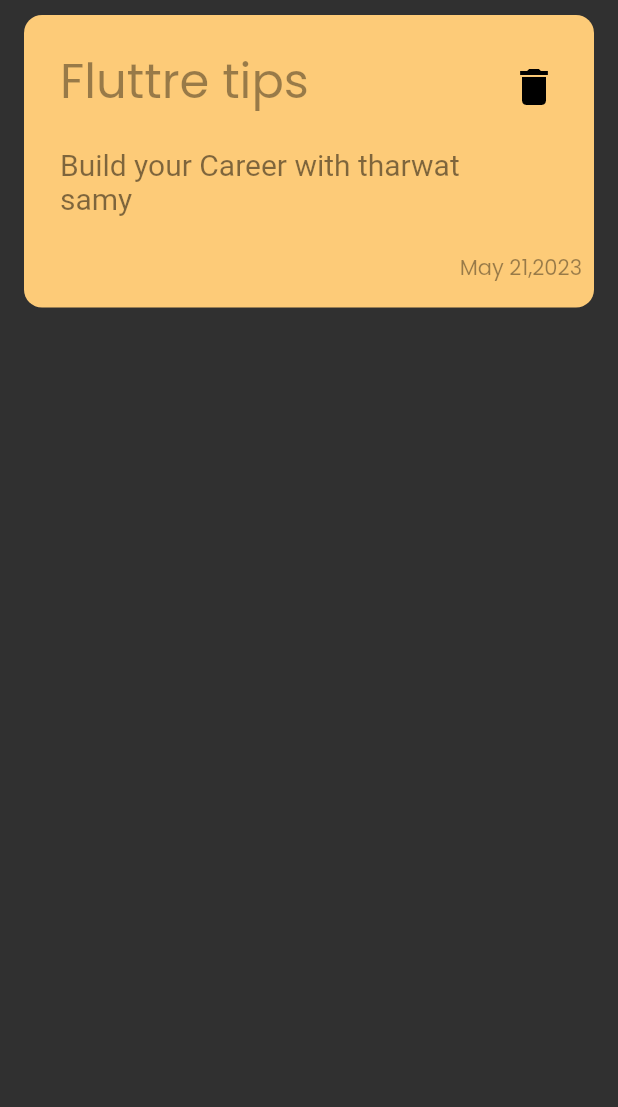
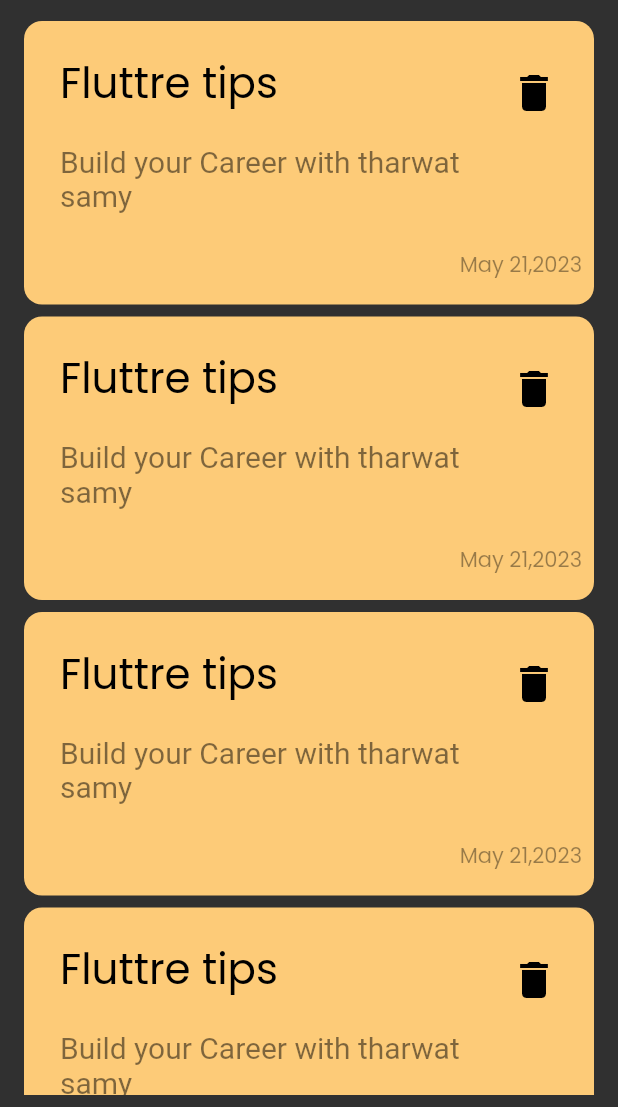
Before and after one commit to Awad-Safwat/notes_app, a Flutter app: the screen it shows after launch, on a phone screen of 412 x 824 dp, the part 129-1236 px from its top. Run offline on Flutter 3.47's test engine with Material 2 defaults, Android fonts, the phone set to English and light mode, and no system bars; Roboto replaces fonts that are missing (assets/fonts/Poppins).

Commit message:
created notes Listview

```diff
--- a/lib/custome_widgets/item_node.dart
+++ b/lib/custome_widgets/item_node.dart
@@ -19,13 +19,11 @@ class ItemNode extends StatelessWidget {
           crossAxisAlignment: CrossAxisAlignment.end,
           children: [
             ListTile(
-              title: Text(
-                'Fluttre tips',
-                style:
-                 TextStyle( color : Colors.transparent.withOpacity(0.4),
-                  fontSize: 32,)
-              ),
-
+              title: Text('Fluttre tips',
+                  style: TextStyle(
+                    color: Colors.black,
+                    fontSize: 28,
+                  )),
               subtitle: Padding(
                 padding: const EdgeInsets.symmetric(vertical: 20),
                 child: Text(
--- /dev/null
+++ b/lib/custome_widgets/notes_listview.dart
@@ -0,0 +1,28 @@
+import 'package:flutter/cupertino.dart';
+
+import 'item_node.dart';
+
+class NotesListView extends StatelessWidget {
+  const NotesListView({
+    super.key,
+  });
+
+  @override
+  Widget build(BuildContext context) {
+    return Expanded(
+      child: Padding(
+        padding: const EdgeInsets.only(bottom: 8),
+        child: ListView.builder(
+          padding: EdgeInsets.zero,
+          itemCount: 100,
+          itemBuilder: (context, index) {
+            return Padding(
+              padding: const EdgeInsets.symmetric(vertical: 4),
+              child: const ItemNode(),
+            );
+          },
+        ),
+      ),
+    );
+  }
+}
--- a/lib/views/notes_home_view.dart
+++ b/lib/views/notes_home_view.dart
@@ -2,12 +2,13 @@ import 'package:flutter/material.dart';
 
 import '../custome_widgets/app_bar.dart';
 import '../custome_widgets/item_node.dart';
+import '../custome_widgets/notes_listview.dart';
 
 class NotesHomeView extends StatelessWidget {
   const NotesHomeView({super.key});
   @override
   Widget build(BuildContext context) {
-    return const Scaffold(
+    return Scaffold(
       body: Padding(
         padding: EdgeInsets.only(
           top: 38,
@@ -20,9 +21,7 @@ class NotesHomeView extends StatelessWidget {
             SizedBox(
               height: 10,
             ),
-            Center(
-              child: ItemNode(),
-            ),
+            NotesListView(),
           ],
         ),
       ),
```
Also changed, not shown: 1 other file.
